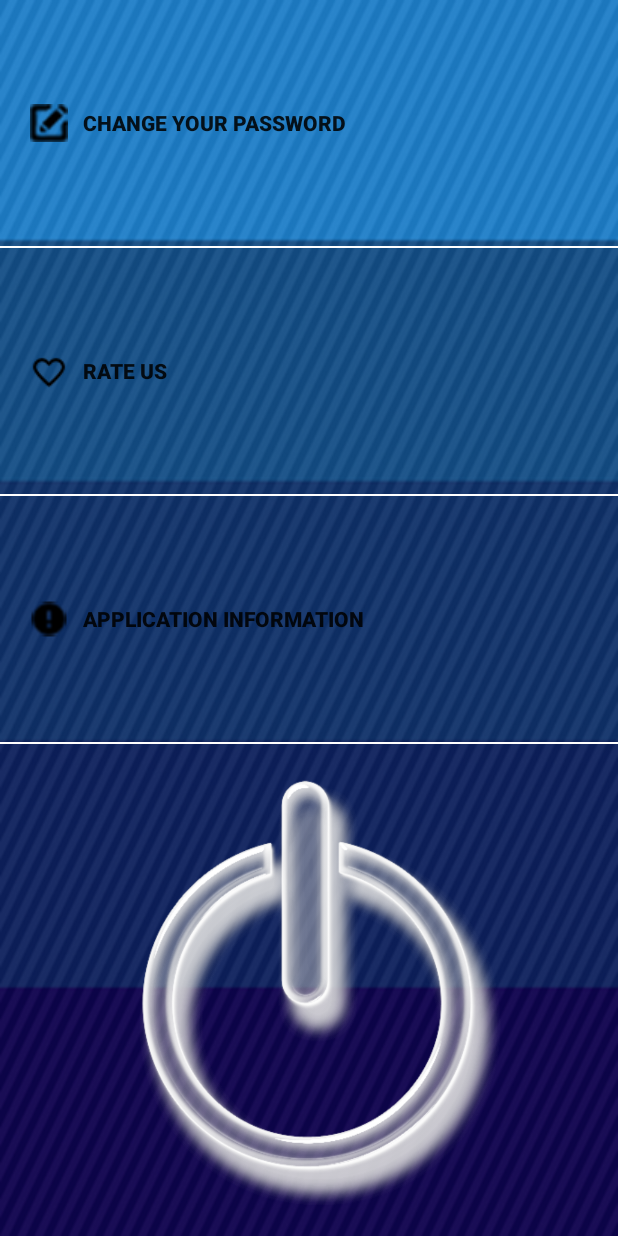
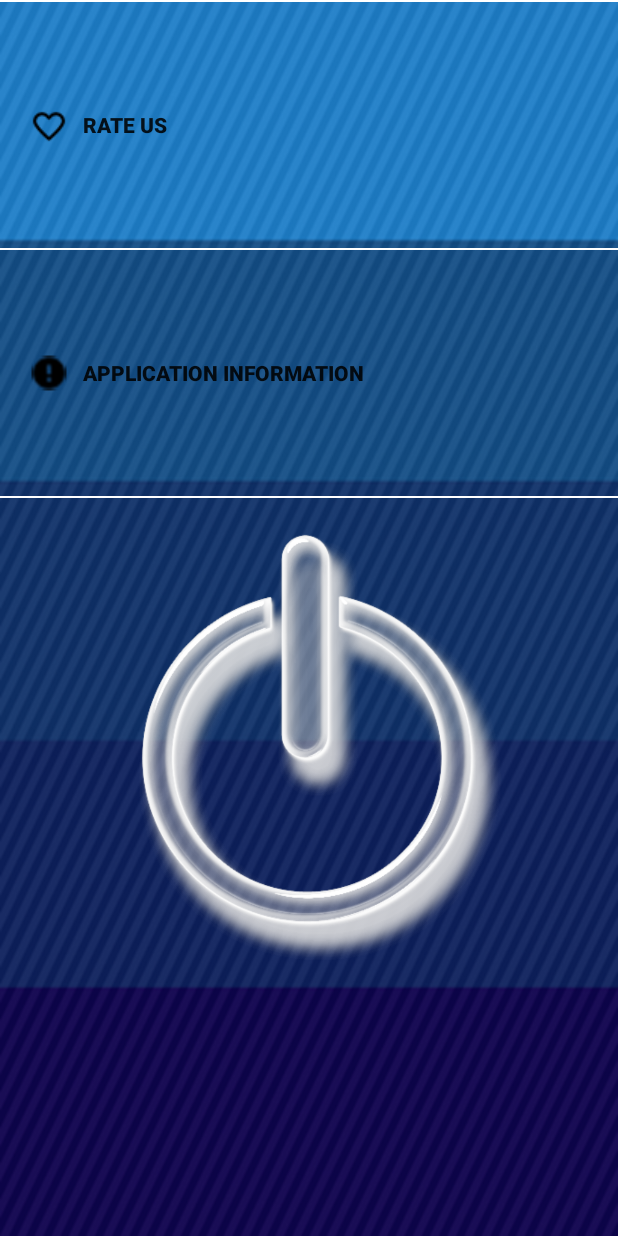
Before and after one commit to remimeunier/-PI-Ekio, an Android app: the layout setting_layout.xml on its own in the app's theme, with its tools: preview values and no code run, on a phone screen of 412 x 824 dp. Run offline under Robolectric (Android 15) with nearby library versions, the phone set to English and light mode, and no system bars; network calls fail.

Commit message:
better import

```diff
--- a/app/src/main/java/com/example/remi/ekio/BigPhotoActivity.java
+++ b/app/src/main/java/com/example/remi/ekio/BigPhotoActivity.java
@@ -3,7 +3,6 @@ package com.example.remi.ekio;
 import android.app.Activity;
 import android.content.DialogInterface;
 import android.content.Intent;
-import android.net.Uri;
 import android.os.Bundle;
 import android.support.v4.widget.DrawerLayout;
 import android.support.v7.app.AlertDialog;
@@ -20,7 +19,6 @@ import android.widget.Toast;
 
 
 import java.io.File;
-import java.io.FileNotFoundException;
 
 /**
  * Created by Hoang Nam on 02/06/2016.
@@ -36,7 +34,6 @@ public class BigPhotoActivity extends Activity {
 
     // gestion du menu (voir main activity for details)
     private String[] mMenuItem;
-    private DrawerLayout mDrawerLayout;
     private ListView mDrawerList;
     private LinearLayout point;
 
@@ -48,7 +45,6 @@ public class BigPhotoActivity extends Activity {
 
         // gestion du menu (voir main activity for details)
         mMenuItem = getResources().getStringArray(R.array.menu_item);
-        mDrawerLayout = (DrawerLayout) findViewById(R.id.drawer_layout);
         mDrawerList = (ListView) findViewById(R.id.left_drawer);
         CustomListAdapter adapter=new CustomListAdapter(this, mMenuItem);
         mDrawerList.setAdapter(adapter);
--- a/app/src/main/java/com/example/remi/ekio/ChooseFromCollectionActivity.java
+++ b/app/src/main/java/com/example/remi/ekio/ChooseFromCollectionActivity.java
@@ -4,7 +4,6 @@ import android.app.Activity;
 import android.content.Intent;
 import android.net.Uri;
 import android.os.Bundle;
-import android.support.v4.widget.DrawerLayout;
 import android.view.LayoutInflater;
 import android.view.View;
 import android.widget.ImageButton;
@@ -28,12 +27,10 @@ public class ChooseFromCollectionActivity extends Activity {
     public final static String MESSAGE_EDIT = "com.example.remi.ekio.messagedel";
     public final static String MESSAGE_FROMBIG = "com.example.remi.ekio.messagefrombig";
     ImageView iv;
-    ImageButton fav;
     TextView object_name, object_date, object_key_words, object_comment, object_location;
 
     // gestion du menu (voir main activity for details)
     private String[] mMenuItem;
-    private DrawerLayout mDrawerLayout;
     private ListView mDrawerList;
     private LinearLayout point;
     private int id;
@@ -48,7 +45,6 @@ public class ChooseFromCollectionActivity extends Activity {
 
         // gestion du menu (voir main activity for details)
         mMenuItem = getResources().getStringArray(R.array.menu_item);
-        mDrawerLayout = (DrawerLayout) findViewById(R.id.drawer_layout);
         mDrawerList = (ListView) findViewById(R.id.left_drawer);
         CustomListAdapter adapter=new CustomListAdapter(this, mMenuItem);
         mDrawerList.setAdapter(adapter);
--- a/app/src/main/java/com/example/remi/ekio/CollectionShowcaseActivity.java
+++ b/app/src/main/java/com/example/remi/ekio/CollectionShowcaseActivity.java
@@ -35,7 +35,6 @@ public class CollectionShowcaseActivity extends Activity {
 
     // gestion du menu (voir main activity for details)
     private String[] mMenuItem;
-    private DrawerLayout mDrawerLayout;
     private ListView mDrawerList;
     private LinearLayout point;
     private Context context;
@@ -48,7 +47,6 @@ public class CollectionShowcaseActivity extends Activity {
 
         // gestion du menu (voir main activity for details)
         mMenuItem = getResources().getStringArray(R.array.menu_item);
-        mDrawerLayout = (DrawerLayout) findViewById(R.id.drawer_layout);
         mDrawerList = (ListView) findViewById(R.id.left_drawer);
         CustomListAdapter adapter=new CustomListAdapter(this, mMenuItem);
         mDrawerList.setAdapter(adapter);
--- a/app/src/main/java/com/example/remi/ekio/Collectionable.java
+++ b/app/src/main/java/com/example/remi/ekio/Collectionable.java
@@ -7,10 +7,8 @@ import com.google.gson.JsonObject;
 import com.google.gson.JsonParser;
 
 import org.opencv.core.Mat;
-import org.opencv.core.MatOfDMatch;
 import org.opencv.core.MatOfKeyPoint;
 import org.opencv.features2d.DescriptorExtractor;
-import org.opencv.features2d.DescriptorMatcher;
 import org.opencv.features2d.FeatureDetector;
 import org.opencv.imgcodecs.Imgcodecs;
 
--- a/app/src/main/java/com/example/remi/ekio/GoodMatchActivity.java
+++ b/app/src/main/java/com/example/remi/ekio/GoodMatchActivity.java
@@ -6,7 +6,6 @@ import android.graphics.Bitmap;
 import android.graphics.BitmapFactory;
 import android.net.Uri;
 import android.os.Bundle;
-import android.provider.MediaStore;
 import android.support.v4.widget.DrawerLayout;
 import android.view.LayoutInflater;
 import android.view.View;
@@ -14,7 +13,6 @@ import android.widget.ImageButton;
 import android.widget.ImageView;
 import android.widget.LinearLayout;
 import android.widget.ListView;
-import android.widget.Toast;
 
 import java.io.File;
 import java.io.FileNotFoundException;
@@ -39,7 +37,6 @@ public class GoodMatchActivity extends Activity {
 
     // gestion du menu (voir main activity for details)
     private String[] mMenuItem;
-    private DrawerLayout mDrawerLayout;
     private ListView mDrawerList;
     private LinearLayout point;
 
@@ -53,7 +50,6 @@ public class GoodMatchActivity extends Activity {
 
         // gestion du menu (voir main activity for details)
         mMenuItem = getResources().getStringArray(R.array.menu_item);
-        mDrawerLayout = (DrawerLayout) findViewById(R.id.drawer_layout);
         mDrawerList = (ListView) findViewById(R.id.left_drawer);
         CustomListAdapter adapter=new CustomListAdapter(this, mMenuItem);
         mDrawerList.setAdapter(adapter);
--- a/app/src/main/res/layout/setting_layout.xml
+++ b/app/src/main/res/layout/setting_layout.xml
@@ -7,18 +7,6 @@
     android:weightSum="1">
 
 
-    <Button
-        android:layout_width="match_parent"
-        android:layout_height="0dp"
-        android:layout_weight="0.2"
-        android:id="@+id/change_pass"
-        android:text="   Change your password"
-        android:textStyle="bold"
-        android:gravity="left|center_vertical"
-        android:paddingLeft="20dp"
-        android:background="@android:color/transparent"
-        android:drawableLeft="@drawable/edit_icon"
-        android:onClick="popUpChangePass"/>
     <View
         android:layout_width="match_parent"
         android:layout_height="1dp"
```
Also changed, not shown: app/src/main/java/com/example/remi/ekio/BeforePictureActivity.java (+0 -8 lines), app/src/main/java/com/example/remi/ekio/MainActivity.java (+1 -14 lines), app/src/main/java/com/example/remi/ekio/ObjectDetection.java (+1 -6 lines), app/src/main/java/com/example/remi/ekio/SettingActivity.java (+78 -59 lines).
